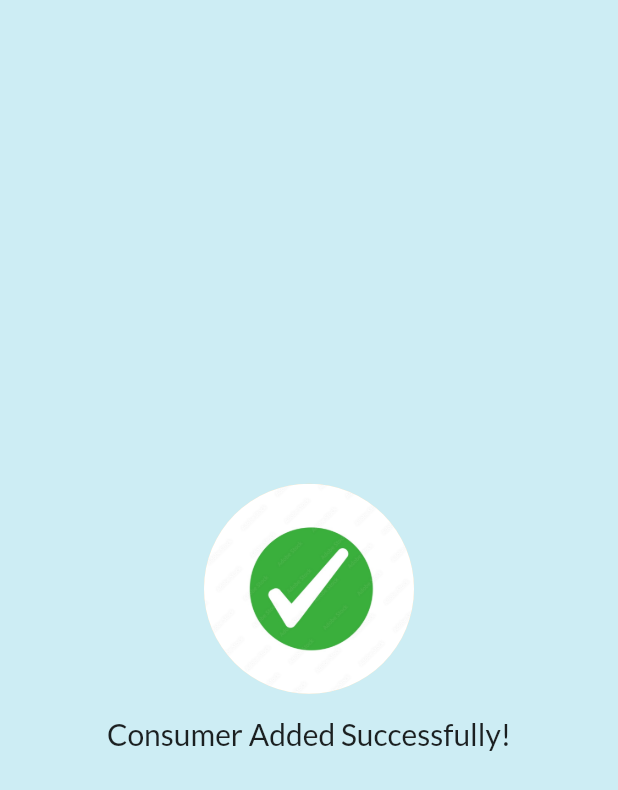
After one commit to kaushik-762/apdcl-meter-registry, a Flutter app: the ConsumerAdd screen opened by its route, on a phone screen of 412 x 824 dp. The commit adds this screen. Shown: the top 790 px of the screen. Run offline on Flutter 3.47's test engine with Material 2 defaults, Android fonts, the phone set to English and light mode, and no system bars; our stand-ins replace cloud_firestore, firebase_auth, firebase_core, google_fonts; missing offline and left inert: dart:ffi, dropdownfield2; accounts and stored records are empty; network calls fail.

Commit message:
Day19 Completed

```diff
--- a/lib/main.dart
+++ b/lib/main.dart
@@ -3,6 +3,7 @@ import 'package:apdcl_meter_registry_system/pages/login_pages.dart';
 import 'package:apdcl_meter_registry_system/pages/signup_page.dart';
 import 'package:apdcl_meter_registry_system/utils/routes.dart';
 import 'package:apdcl_meter_registry_system/widgets/splash.dart';
+import 'package:apdcl_meter_registry_system/widgets/successful_add.dart';
 
 import 'package:apdcl_meter_registry_system/widgets/themes.dart';
 import 'package:flutter/material.dart';
@@ -35,8 +36,9 @@ class MyApp extends StatelessWidget {
       routes:{
         "/":(context)=> Splash(),
         MyRoutes.homeRoute:(context) => HomePage(),
-        //MyRoutes.loginRoute:(context) => LoginPage(showSignUpPage:,),
-        //MyRoutes.signRoute:(context) => SignUp(),
+       // MyRoutes.loginRoute:(context) => LoginPage(showSignUpPage:),
+       // MyRoutes.signRoute:(context) => SignUp(),
+       MyRoutes.addRoute:(context) => ConsumerAdd(),
 
       }
 
--- a/lib/utils/Tabs/tab2.dart
+++ b/lib/utils/Tabs/tab2.dart
@@ -1,6 +1,7 @@
 import 'dart:ffi';
 
 
+import 'package:apdcl_meter_registry_system/utils/routes.dart';
 import 'package:cloud_firestore/cloud_firestore.dart';
 
 import 'package:dropdownfield2/dropdownfield2.dart';
@@ -77,6 +78,8 @@ String? value2;
     );
 
 
+    moveToAdd(context);
+
 
   }
 
@@ -95,9 +98,19 @@ String? value2;
   }
 
 
-       setState(() {
+       /* setState(() {
         changedButton=false;
-       });
+       }); */
+
+
+  }
+
+   moveToAdd(BuildContext context)async{
+
+
+    await Future.delayed(Duration(seconds:1));
+    await Navigator.pushNamed(context, MyRoutes.addRoute);
+
 
 
   }
--- a/lib/utils/routes.dart
+++ b/lib/utils/routes.dart
@@ -3,4 +3,5 @@ class MyRoutes{
   static String homeRoute= "/home";
   static String signRoute="/SignUp";
   static String forgotpwRoute="/ForgotPw";
+  static String addRoute= "/home";
 }
--- /dev/null
+++ b/lib/widgets/successful_add.dart
@@ -0,0 +1,58 @@
+import 'package:apdcl_meter_registry_system/pages/home_page.dart';
+import 'package:flutter/material.dart';
+
+class ConsumerAdd extends StatefulWidget {
+  const ConsumerAdd({Key? key}) : super(key: key);
+
+  @override
+  State<ConsumerAdd> createState() => _ConsumerAddState();
+}
+
+class _ConsumerAddState extends State<ConsumerAdd> {
+  @override
+
+   void initState(){
+    super.initState();
+    _navigatetoHomePage();
+  }
+
+   _navigatetoHomePage()async{
+    await Future.delayed(Duration(seconds: 3),(){});
+    Navigator.pushReplacement(context, MaterialPageRoute(builder: (context)=>HomePage()));
+   }
+  Widget build(BuildContext context) {
+    return Scaffold(
+      backgroundColor: Color.fromARGB(255, 205, 237, 244),
+      body:Center(
+        child: Column(
+          mainAxisAlignment: MainAxisAlignment.center,
+          children: [
+
+                  CircleAvatar(
+                  backgroundImage: AssetImage("assets/images/Done.jpg"),
+                  radius: 70,
+
+
+                  ),
+
+                  SizedBox(
+                    height: 15,
+                  ),
+
+                  Container(
+                    child: Text('Consumer Added Successfully!',
+                    style: TextStyle(
+                      fontSize: 20,
+                      fontWeight: FontWeight.normal,
+                    ),),
+                  )
+
+          ],
+        )
+
+
+      )
+    );
+
+  }
+}
```
Also changed, not shown: assets/images/APDCL.png (deleted), assets/images/Done.jpg (added), assets/images/apdclLogo.png (deleted).
